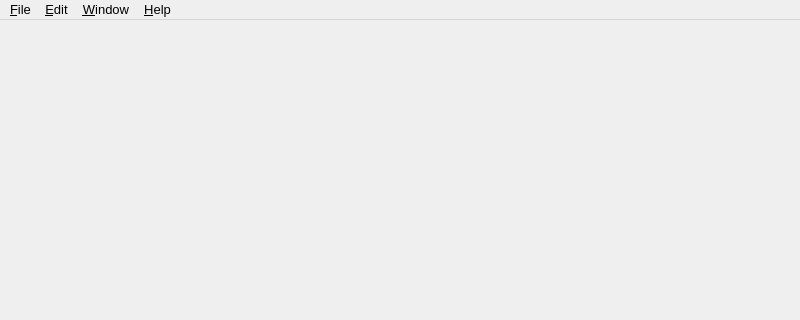
Above: src/central/mainwindow.ui from Qinterfly/QRodSystems before the change; both pictures show x 0 to 800 and y 0 to 320 of the 800 by 600 pixel window. Below: the same form after it.
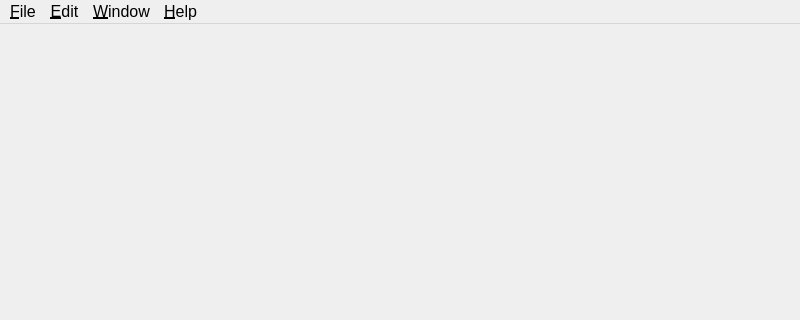
That is the form after the change. Icons and pictures are not drawn.

Diff of the .ui file:
```diff
--- a/src/central/mainwindow.ui
+++ b/src/central/mainwindow.ui
@@ -12,7 +12,7 @@
   </property>
   <property name="font">
    <font>
-    <pointsize>10</pointsize>
+    <pointsize>12</pointsize>
    </font>
   </property>
   <property name="windowTitle">
@@ -25,7 +25,7 @@
   <widget class="QWidget" name="centralWidget">
    <property name="font">
     <font>
-     <pointsize>10</pointsize>
+     <pointsize>12</pointsize>
     </font>
    </property>
   </widget>
@@ -35,13 +35,18 @@
      <x>0</x>
      <y>0</y>
      <width>800</width>
-     <height>23</height>
+     <height>28</height>
     </rect>
    </property>
+   <property name="font">
+    <font>
+     <pointsize>12</pointsize>
+    </font>
+   </property>
    <widget class="QMenu" name="menuWindow">
     <property name="font">
      <font>
-      <pointsize>10</pointsize>
+      <pointsize>12</pointsize>
      </font>
     </property>
     <property name="title">
@@ -51,7 +56,7 @@
    <widget class="QMenu" name="menuFile">
     <property name="font">
      <font>
-      <pointsize>10</pointsize>
+      <pointsize>12</pointsize>
      </font>
     </property>
     <property name="title">
@@ -75,7 +80,7 @@
    <widget class="QMenu" name="menuEdit">
     <property name="font">
      <font>
-      <pointsize>10</pointsize>
+      <pointsize>12</pointsize>
      </font>
     </property>
     <property name="title">
@@ -94,7 +99,7 @@
    <widget class="QMenu" name="menuHelp">
     <property name="font">
      <font>
-      <pointsize>10</pointsize>
+      <pointsize>12</pointsize>
      </font>
     </property>
     <property name="title">
```
Left out of the diff: 28 changed lines with no effect on the pictures.
